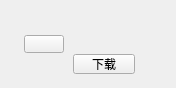
The window that ui/ukrcmdw.ui (UbuntuKylin/kylin-software-center) describes before a commit, drawn with Qt 5.
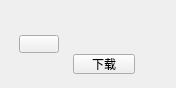
The same window after the commit.

```diff
--- a/ui/ukrcmdw.ui
+++ b/ui/ukrcmdw.ui
@@ -29,7 +29,7 @@
   <widget class="QLabel" name="softIcon">
    <property name="geometry">
     <rect>
-     <x>20</x>
+     <x>15</x>
      <y>20</y>
      <width>48</width>
      <height>48</height>
@@ -42,9 +42,9 @@
   <widget class="QLabel" name="softName">
    <property name="geometry">
     <rect>
-     <x>73</x>
+     <x>68</x>
      <y>16</y>
-     <width>100</width>
+     <width>110</width>
      <height>17</height>
     </rect>
    </property>
@@ -55,9 +55,9 @@
   <widget class="QLabel" name="softDescr">
    <property name="geometry">
     <rect>
-     <x>73</x>
+     <x>68</x>
      <y>34</y>
-     <width>100</width>
+     <width>110</width>
      <height>17</height>
     </rect>
    </property>
@@ -68,7 +68,7 @@
   <widget class="QPushButton" name="btnDetail">
    <property name="geometry">
     <rect>
-     <x>24</x>
+     <x>19</x>
      <y>35</y>
      <width>40</width>
      <height>18</height>
```
